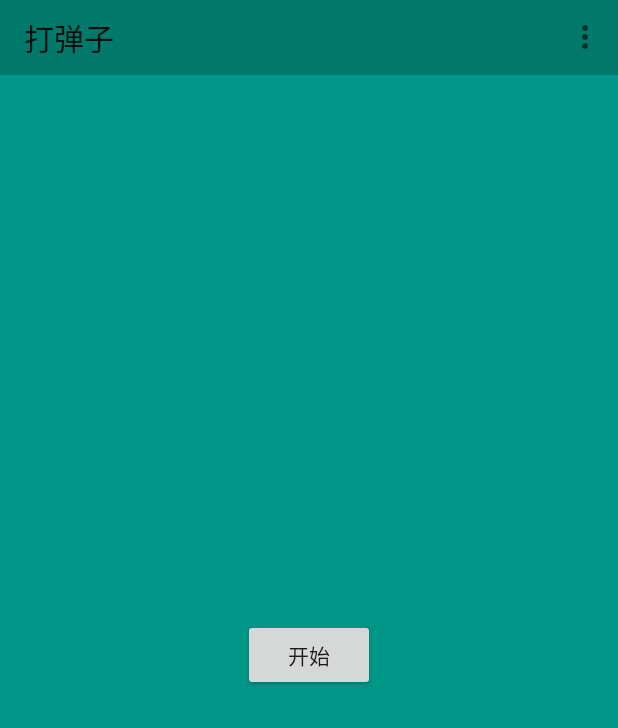
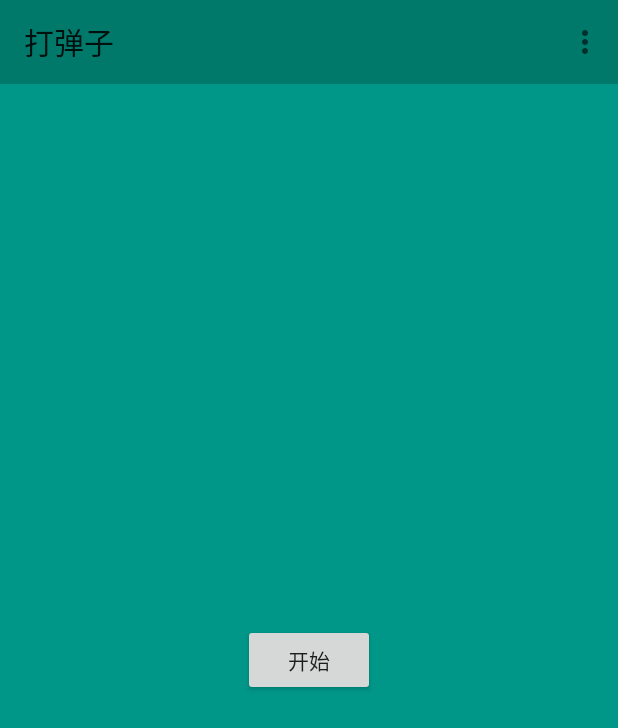
Before and after one commit to laocuo/glassball, an Android app: the screen it shows after launch (GlassBallActivity), on a phone screen of 412 x 824 dp. Shown: the top 728 px of the screen. Run offline under Robolectric (Android 15) with nearby library versions, the phone set to English and light mode, and no system bars.

Commit message:
statusbar color

```diff
--- a/glassball/src/main/java/com/laocuo/glassball/GlassBallActivity.java
+++ b/glassball/src/main/java/com/laocuo/glassball/GlassBallActivity.java
@@ -1,22 +1,20 @@
 package com.laocuo.glassball;
 
 
-import android.app.Activity;
 import android.app.Fragment;
 import android.app.FragmentManager;
-import android.net.Uri;
 import android.os.Bundle;
-import android.util.Log;
+import android.support.v7.app.AppCompatActivity;
+import android.support.v7.widget.Toolbar;
 import android.view.Menu;
 import android.view.MenuItem;
-import android.widget.Toolbar;
 
 import com.laocuo.glassball.fragment.GlassGameFragment;
 import com.laocuo.glassball.fragment.GlassMenuFragment;
 import com.laocuo.glassball.utils.L;
 
 
-public class GlassBallActivity extends Activity
+public class GlassBallActivity extends AppCompatActivity
         implements GlassMenuFragment.GlassMenuInterface, GlassGameFragment.GlassGameInterface{
     private Toolbar mToolbar;
     private FragmentManager fm;
@@ -49,7 +47,7 @@ public class GlassBallActivity extends Activity
 //        mToolbar.setNavigationIcon(R.drawable.logo);
 //        mToolbar.setLogo(R.drawable.logo);
         mToolbar.setTitle(R.string.app_name);
-        setActionBar(mToolbar);
+        setSupportActionBar(mToolbar);
     }
 
     @Override
--- a/glassball/src/main/res/layout/activity_glass_ball.xml
+++ b/glassball/src/main/res/layout/activity_glass_ball.xml
@@ -5,10 +5,10 @@
     android:orientation="vertical"
     tools:context=".GlassBallActivity">
 
-    <Toolbar
+    <android.support.v7.widget.Toolbar
         android:id="@+id/toobar"
         android:layout_width="match_parent"
-        android:layout_height="50dp"
+        android:layout_height="?attr/actionBarSize"
         android:background="?android:attr/colorPrimaryDark" />
 
     <LinearLayout
--- a/glassball/src/main/res/values-v21/styles.xml
+++ b/glassball/src/main/res/values-v21/styles.xml
@@ -1,8 +1,7 @@
 <?xml version="1.0" encoding="utf-8"?>
 <resources>
-    <style name="AppTheme" parent="android:Theme.Material.Light">
-        <item name="android:windowActionBar">false</item>
-        <item name="android:windowNoTitle">true</item>
+    <style name="AppTheme" parent="Theme.AppCompat.DayNight.NoActionBar">
+
 
         <item name="android:colorPrimary">@color/material_blue_500</item>
         <item name="android:colorPrimaryDark">@color/material_blue_700</item>
--- a/glassball/src/main/res/values/styles.xml
+++ b/glassball/src/main/res/values/styles.xml
@@ -4,9 +4,10 @@
     <style name="AppTheme" parent="AppThemeMy">
     </style>
 
-    <style name="AppThemeMy" parent="android:Theme.Holo.Light.NoActionBar">
+    <style name="AppThemeMy" parent="Theme.AppCompat.Light.NoActionBar">
         <!-- Customize your theme here. -->
-        <item name="android:windowActionBar">false</item>
-        <item name="android:windowNoTitle">true</item>
+        <item name="colorPrimary">@color/material_blue_500</item>
+        <item name="colorPrimaryDark">@color/material_blue_700</item>
+        <item name="colorAccent">@color/material_green_A200</item>
     </style>
 </resources>
```
Also changed, not shown: glassball/build.gradle (+5 -4 lines).
